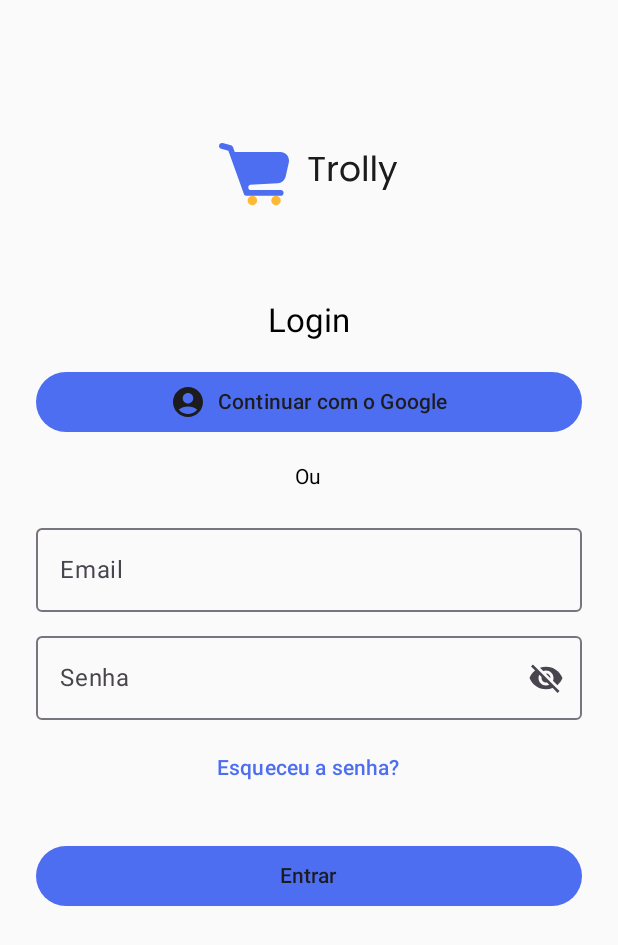
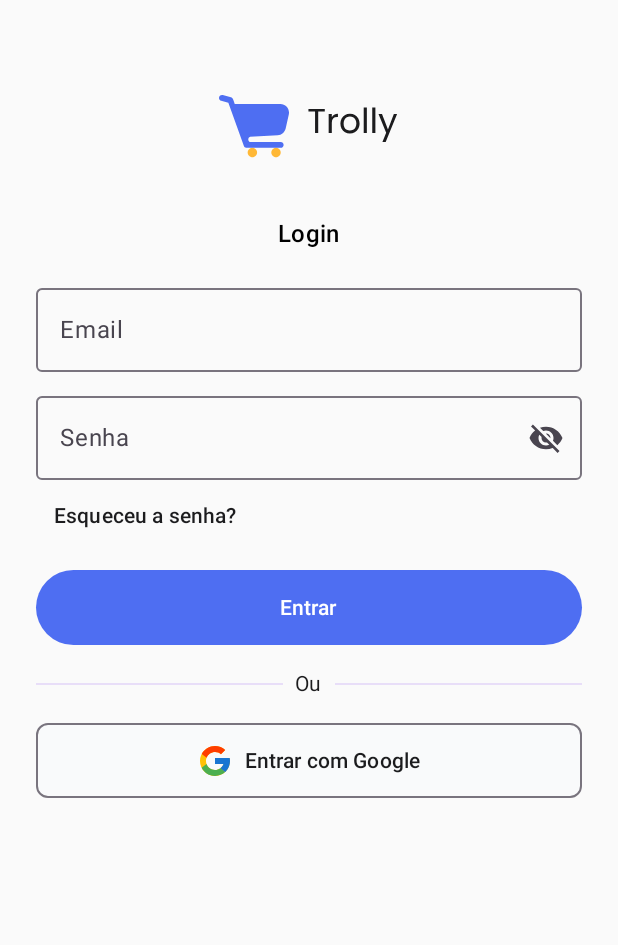
Before and after one commit to andersonlourenc/trolly, an Android app built with Jetpack Compose: the screen it shows after launch (MainActivity), after a tap on "Já tenho uma conta", on a phone screen of 412 x 824 dp. Shown: the top 945 px of the screen. Run offline under Robolectric (Android 15) with nearby library versions, the phone set to English and light mode, and no system bars.

Commit message:
adjustment login and themes

```diff
--- a/app/src/main/java/com/lourenc/trolly/ui/screens/LoginScreen.kt
+++ b/app/src/main/java/com/lourenc/trolly/ui/screens/LoginScreen.kt
@@ -12,7 +12,6 @@ import androidx.compose.foundation.layout.padding
 import androidx.compose.foundation.layout.size
 import androidx.compose.foundation.layout.width
 import androidx.compose.material.icons.Icons
-import androidx.compose.material.icons.filled.AccountCircle
 import androidx.compose.material3.Button
 import androidx.compose.material3.Icon
 import androidx.compose.material3.MaterialTheme
@@ -32,18 +31,23 @@ import com.lourenc.trolly.R
 import com.lourenc.trolly.auth.loginWithEmail
 import androidx.activity.compose.rememberLauncherForActivityResult
 import androidx.activity.result.contract.ActivityResultContracts
+import androidx.compose.foundation.BorderStroke
+import androidx.compose.foundation.layout.Row
 import androidx.compose.material.icons.filled.Visibility
 import androidx.compose.material.icons.filled.VisibilityOff
+import androidx.compose.material3.ButtonDefaults
+import androidx.compose.material3.Divider
 import androidx.compose.material3.IconButton
+import androidx.compose.ui.graphics.Color
 import androidx.compose.ui.text.input.VisualTransformation
 import com.google.android.gms.auth.api.signin.GoogleSignIn
 import com.google.android.gms.auth.api.signin.GoogleSignInOptions
-import com.google.firebase.auth.GoogleAuthProvider
 import com.lourenc.trolly.auth.firebaseAuthWithGoogle
-import com.google.android.gms.auth.api.signin.GoogleSignInClient
+
 
 
 @Composable
+
 fun LoginScreen(navController: NavController, context: Context) {
     val emailState = remember { mutableStateOf("") }
     val passwordState = remember { mutableStateOf("") }
@@ -54,7 +58,7 @@ fun LoginScreen(navController: NavController, context: Context) {
             .requestIdToken("741353373161-9bh6d8me3nq3knrmo1couq94ui2ioeid.apps.googleusercontent.com")
             .requestEmail()
             .build()
-        GoogleSignIn.getClient(context,gso)
+        GoogleSignIn.getClient(context, gso)
     }
     val launcher = rememberLauncherForActivityResult(
         contract = ActivityResultContracts.StartActivityForResult()
@@ -76,10 +80,10 @@ fun LoginScreen(navController: NavController, context: Context) {
         modifier = Modifier
             .fillMaxSize()
             .padding(24.dp),
-        horizontalAlignment = Alignment.CenterHorizontally,
-        verticalArrangement = Arrangement.Top
+        verticalArrangement = Arrangement.Top,
+        horizontalAlignment = Alignment.CenterHorizontally
     ) {
-        Spacer(modifier = Modifier.height(32.dp))
+
 
         // Logo
         Image(
@@ -88,37 +92,22 @@ fun LoginScreen(navController: NavController, context: Context) {
             modifier = Modifier.size(120.dp)
         )
 
-        Spacer(modifier = Modifier.height(24.dp))
 
-        Text("Login", style = MaterialTheme.typography.titleLarge)
+
+
+        Text("Login", style = MaterialTheme.typography.titleMedium)
 
         Spacer(modifier = Modifier.height(16.dp))
 
-        // Botão Google
-        Button(
-            onClick = {
-                val signInIntent = googleSignInClient.signInIntent
-                launcher.launch(signInIntent)
-                      },
-
-            modifier = Modifier.fillMaxWidth()
-        ) {
-            Icon(Icons.Default.AccountCircle, contentDescription = null)
-            Spacer(Modifier.width(8.dp))
-            Text("Continuar com o Google")
-        }
-
-        Spacer(modifier = Modifier.height(16.dp))
-        Text("Ou", style = MaterialTheme.typography.bodyMedium)
-
-        Spacer(modifier = Modifier.height(16.dp))
 
         // Email
         OutlinedTextField(
             value = emailState.value,
             onValueChange = { emailState.value = it },
             label = { Text("Email") },
+            singleLine = true,
             modifier = Modifier.fillMaxWidth()
+
         )
 
         Spacer(modifier = Modifier.height(8.dp))
@@ -128,6 +117,7 @@ fun LoginScreen(navController: NavController, context: Context) {
             value = passwordState.value,
             onValueChange = { passwordState.value = it },
             label = { Text("Senha") },
+            singleLine = true,
             modifier = Modifier.fillMaxWidth(),
             visualTransformation = if (passwordVisible.value) VisualTransformation.None else PasswordVisualTransformation(),
             trailingIcon = {
@@ -135,20 +125,24 @@ fun LoginScreen(navController: NavController, context: Context) {
                     Icons.Filled.Visibility
                 else Icons.Filled.VisibilityOff
 
-                IconButton(onClick = { passwordVisible.value = !passwordVisible.value}) {
+                IconButton(onClick = { passwordVisible.value = !passwordVisible.value }) {
                     Icon(imageVector = image, contentDescription = null)
                 }
             }
         )
 
-        Spacer(modifier = Modifier.height(8.dp))
+        // Esqueceu senha
+        TextButton(onClick = { navController.navigate("forgot_password") },
+            modifier = Modifier.align(Alignment.Start),
+            colors = ButtonDefaults.buttonColors(
+                containerColor = Color.Transparent,
+                contentColor = MaterialTheme.colorScheme.onPrimary
+            )) {
+            Text("Esqueceu a senha?")
 
-        // Esqueceu senha
-        TextButton(onClick = { navController.navigate("forgot_password") }) {
-            Text("Esqueceu a senha?")
         }
 
-        Spacer(modifier = Modifier.height(24.dp))
+        Spacer(modifier = Modifier.height(12.dp))
 
         // Botão Entrar
         Button(
@@ -156,8 +150,72 @@ fun LoginScreen(navController: NavController, context: Context) {
                 loginWithEmail(emailState.value, passwordState.value, context, navController)
             },
             modifier = Modifier.fillMaxWidth()
+                .height(50.dp),
+            colors = ButtonDefaults.buttonColors(
+                containerColor = MaterialTheme.colorScheme.primary,
+                contentColor = MaterialTheme.colorScheme.surface
+            )
         ) {
             Text("Entrar")
         }
+
+
+
+        DividerWithText()
+
+
+        // Botão Google
+        Button(
+            onClick = {
+                val signInIntent = googleSignInClient.signInIntent
+                launcher.launch(signInIntent)
+            },
+
+            modifier = Modifier.fillMaxWidth()
+                .height(50.dp),
+            shape = MaterialTheme.shapes.medium,
+            colors = ButtonDefaults.buttonColors(
+                containerColor = MaterialTheme.colorScheme.background,
+                contentColor = MaterialTheme.colorScheme.onBackground
+        ),
+            border = BorderStroke(1.dp, MaterialTheme.colorScheme.outline)
+        )  {
+                Image(
+                    painter = painterResource(id = R.drawable.google),
+                    contentDescription = "Google logo",
+                    modifier = Modifier
+                        .size(24.dp)
+                )
+                Spacer(Modifier.width(8.dp))
+                Text("Entrar com Google")
+            }
+
+    }
+
+}
+
+
+@Composable
+fun DividerWithText(text: String = "Ou") {
+    Row(
+        verticalAlignment = Alignment.CenterVertically,
+        modifier = Modifier
+            .fillMaxWidth()
+            .padding(vertical = 16.dp)
+    ) {
+        Divider(
+            modifier = Modifier.weight(1f),
+            color = MaterialTheme.colorScheme.secondaryContainer
+        )
+        Text(
+            text = text,
+            modifier = Modifier.padding(horizontal = 8.dp),
+            style = MaterialTheme.typography.bodyMedium,
+            color = MaterialTheme.colorScheme.onPrimary
+        )
+        Divider(
+            modifier = Modifier.weight(1f),
+            color = MaterialTheme.colorScheme.secondaryContainer
+        )
     }
 }
--- a/app/src/main/java/com/lourenc/trolly/ui/theme/Color.kt
+++ b/app/src/main/java/com/lourenc/trolly/ui/theme/Color.kt
@@ -1,5 +1,6 @@
 package com.lourenc.trolly.ui.theme
 
+import androidx.compose.runtime.compositionLocalOf
 import androidx.compose.ui.graphics.Color
 
 
@@ -13,6 +14,7 @@ val LightTextSecondary = Color(0xFF6C6C70)
 val LightSuccess = Color(0xFF22C55E)
 val LightError = Color(0xFFEF4444)
 
+
 // ====== Dark Theme ======
 val DarkPrimary = Color(0xFF8E9CFF)
 val DarkSecondary = Color(0xFFFFD173)
@@ -22,3 +24,14 @@ val DarkTextPrimary = Color(0xFFF5F5F5)
 val DarkTextSecondary = Color(0xFFAAAAAA)
 val DarkSuccess = Color(0xFF4ADE80)
 val DarkError = Color(0xFFF87171)
+
+data class ExtraColors(
+    val success: Color
+)
+
+// Crie uma CompositionLocal para acesso
+val LocalExtraColors = compositionLocalOf {
+    ExtraColors(
+        success = LightSuccess // fallback
+    )
+}
--- a/app/src/main/java/com/lourenc/trolly/ui/theme/Theme.kt
+++ b/app/src/main/java/com/lourenc/trolly/ui/theme/Theme.kt
@@ -6,7 +6,25 @@ import androidx.compose.material3.*
 import androidx.compose.runtime.Composable
 import androidx.compose.ui.graphics.Color
 import androidx.compose.material3.Shapes
+import androidx.compose.runtime.Composition
+import androidx.compose.runtime.CompositionLocalProvider
 import androidx.compose.ui.unit.dp
+
+
+
+private val LightColorScheme = lightColorScheme(
+    primary = LightPrimary,
+    secondary = LightSecondary,
+    background = LightBackground,
+    surface = LightSurface,
+    onPrimary = LightTextPrimary,
+    onSecondary = LightTextSecondary,
+    onBackground = LightTextPrimary,
+    onSurface = LightTextPrimary,
+    error = LightError,
+    onError = Color.White,
+
+)
 
 private val DarkColorScheme = darkColorScheme(
     primary = DarkPrimary,
@@ -14,25 +32,16 @@ private val DarkColorScheme = darkColorScheme(
     background = DarkBackground,
     surface = DarkSurface,
     onPrimary = DarkTextPrimary,
-    onSecondary = DarkTextPrimary,
+    onSecondary = DarkTextSecondary,
     onBackground = DarkTextPrimary,
     onSurface = DarkTextPrimary,
     error = DarkError,
-    onError = Color.Black // ou qualquer cor de contraste
+    onError = Color.Black,
+
+
 )
 
-private val LightColorScheme = lightColorScheme(
-    primary = LightPrimary,
-    secondary = LightSecondary,
-    background = LightBackground,
-    surface = LightSurface,
-    onPrimary = LightTextPrimary,
-    onSecondary = LightTextPrimary,
-    onBackground = LightTextPrimary,
-    onSurface = LightTextPrimary,
-    error = LightError,
-    onError = Color.White // ou qualquer cor de contraste
-)
+
 
 @Composable
 fun TrollyTheme(
@@ -40,7 +49,13 @@ fun TrollyTheme(
     content: @Composable () -> Unit
 ) {
     val colors = if (darkTheme) DarkColorScheme else LightColorScheme
+    val extraColors = if (darkTheme) {
+        ExtraColors(success = DarkSuccess)
+    } else {
+        ExtraColors(success = LightSuccess)
+    }
 
+    CompositionLocalProvider(LocalExtraColors provides extraColors) {
         MaterialTheme(
             colorScheme = colors,
             typography = Typography,
@@ -52,3 +67,5 @@ fun TrollyTheme(
             content = content
         )
     }
+
+}
```
Lines whose indentation alone changed are shown as unchanged.
